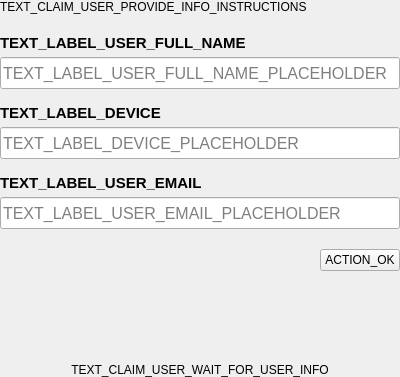
Qt form parsec/core/gui/forms/claim_user_provide_info_widget.ui (Scille/parsec-cloud) before a commit.
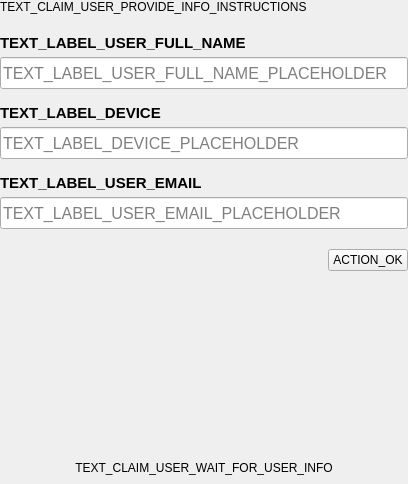
The same form after that commit. Custom widgets are drawn as their Qt base class.

Commit message: [GUI] Another spinner, another text upgrade for claim

The edit to the form file:
```diff
--- a/parsec/core/gui/forms/claim_user_provide_info_widget.ui
+++ b/parsec/core/gui/forms/claim_user_provide_info_widget.ui
@@ -6,8 +6,8 @@
    <rect>
     <x>0</x>
     <y>0</y>
-    <width>400</width>
-    <height>377</height>
+    <width>408</width>
+    <height>484</height>
    </rect>
   </property>
   <property name="windowTitle">
@@ -233,18 +233,78 @@
     </spacer>
    </item>
    <item>
-    <widget class="QLabel" name="label_wait">
-     <property name="text">
-      <string>TEXT_CLAIM_USER_WAIT_FOR_USER_INFO</string>
-     </property>
-     <property name="alignment">
-      <set>Qt::AlignCenter</set>
-     </property>
+    <widget class="QWidget" name="widget_waiting" native="true">
+     <layout class="QVBoxLayout" name="verticalLayout_3">
+      <item>
+       <widget class="QWidget" name="widget_pinner" native="true">
+        <layout class="QHBoxLayout" name="horizontalLayout">
+         <item>
+          <spacer name="horizontalSpacer_2">
+           <property name="orientation">
+            <enum>Qt::Horizontal</enum>
+           </property>
+           <property name="sizeHint" stdset="0">
+            <size>
+             <width>40</width>
+             <height>20</height>
+            </size>
+           </property>
+          </spacer>
+         </item>
+         <item>
+          <widget class="SpinnerWidget" name="widget_2" native="true">
+           <property name="minimumSize">
+            <size>
+             <width>100</width>
+             <height>100</height>
+            </size>
+           </property>
+           <property name="maximumSize">
+            <size>
+             <width>100</width>
+             <height>100</height>
+            </size>
+           </property>
+          </widget>
+         </item>
+         <item>
+          <spacer name="horizontalSpacer_3">
+           <property name="orientation">
+            <enum>Qt::Horizontal</enum>
+           </property>
+           <property name="sizeHint" stdset="0">
+            <size>
+             <width>40</width>
+             <height>20</height>
+            </size>
+           </property>
+          </spacer>
+         </item>
+        </layout>
+       </widget>
+      </item>
+      <item>
+       <widget class="QLabel" name="label_wait">
+        <property name="text">
+         <string>TEXT_CLAIM_USER_WAIT_FOR_USER_INFO</string>
+        </property>
+        <property name="alignment">
+         <set>Qt::AlignCenter</set>
+        </property>
+       </widget>
+      </item>
+     </layout>
     </widget>
    </item>
   </layout>
  </widget>
  <customwidgets>
+  <customwidget>
+   <class>SpinnerWidget</class>
+   <extends>QWidget</extends>
+   <header>parsec.core.gui.custom_widgets</header>
+   <container>1</container>
+  </customwidget>
   <customwidget>
    <class>ValidatedLineEdit</class>
    <extends>QLineEdit</extends>
```
The commit also changes 3 other files.
